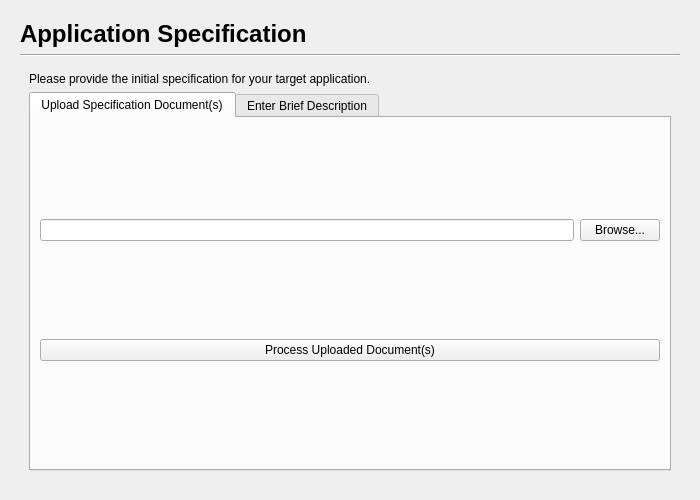
The window that gui/spec_elaboration_page.ui (mariolewis/asdf_factory) describes before a commit, drawn with Qt 5.
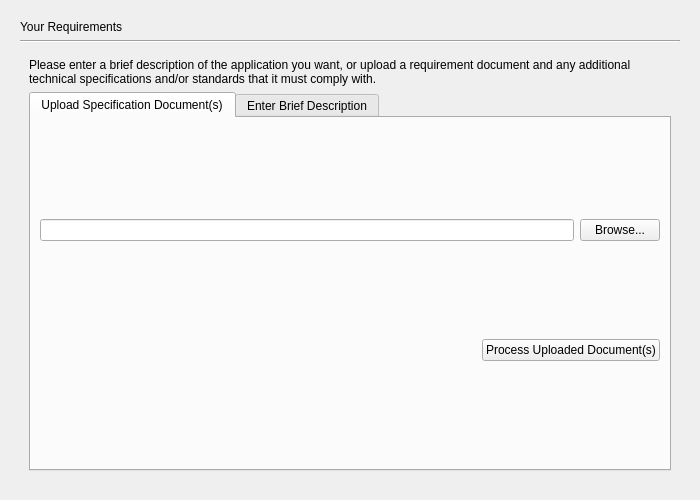
The same window after the commit.

Diff of the .ui file:
```diff
--- a/gui/spec_elaboration_page.ui
+++ b/gui/spec_elaboration_page.ui
@@ -29,10 +29,7 @@
    <item>
     <widget class="QLabel" name="headerLabel">
      <property name="text">
-      <string>Application Specification</string>
-     </property>
-     <property name="styleSheet">
-      <string notr="true">font-size: 18pt; font-weight: bold;</string>
+      <string>Your Requirements</string>
      </property>
     </widget>
    </item>
@@ -50,7 +47,10 @@
        <item>
         <widget class="QLabel" name="instructionLabel">
          <property name="text">
-          <string>Please provide the initial specification for your target application.</string>
+          <string>Please enter a brief description of the application you want, or upload a requirement document and any additional technical specifications and/or standards that it must comply with.</string>
+         </property>
+         <property name="wordWrap">
+          <bool>true</bool>
          </property>
         </widget>
        </item>
@@ -76,12 +76,29 @@
             </layout>
            </item>
            <item>
+            <layout class="QHBoxLayout" name="horizontalLayout_6">
+             <item>
+              <spacer name="horizontalSpacer_4">
+               <property name="orientation">
+                <enum>Qt::Horizontal</enum>
+               </property>
+               <property name="sizeHint" stdset="0">
+                <size>
+                 <width>40</width>
+                 <height>20</height>
+                </size>
+               </property>
+              </spacer>
+             </item>
+             <item>
             <widget class="QPushButton" name="processFilesButton">
              <property name="text">
               <string>Process Uploaded Document(s)</string>
              </property>
             </widget>
            </item>
+            </layout>
+           </item>
            <item>
             <spacer name="verticalSpacer">
              <property name="orientation">
```
Left out of the diff: 79 changed lines with no effect on the pictures. Lines whose indentation alone changed are shown as unchanged.
